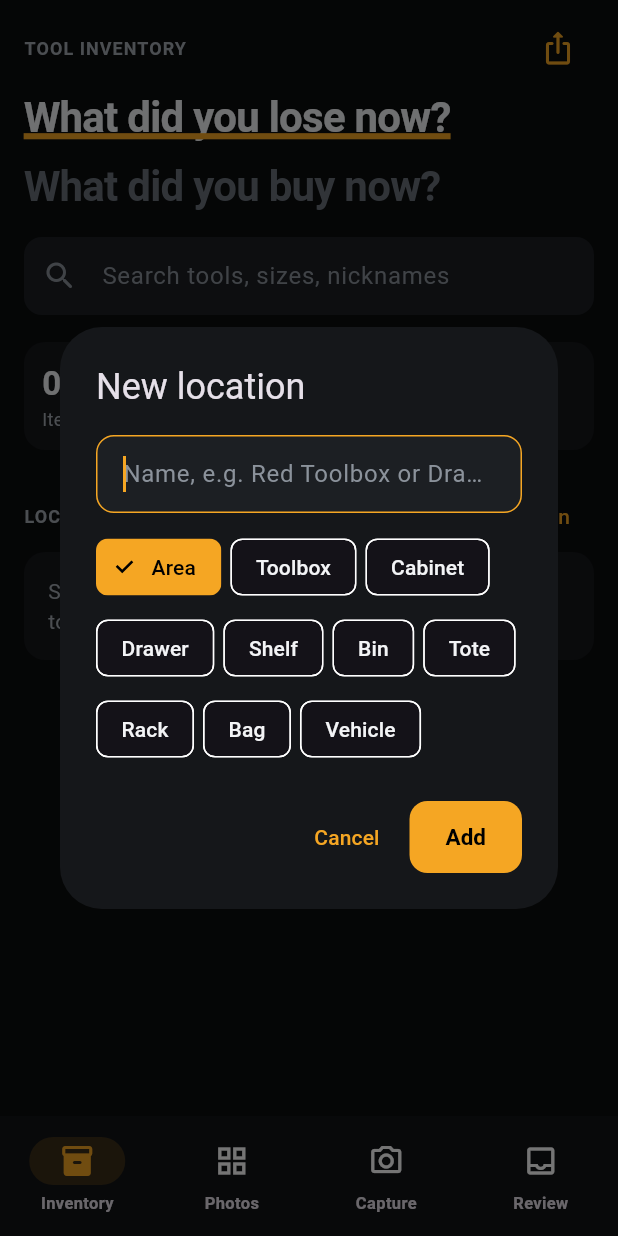
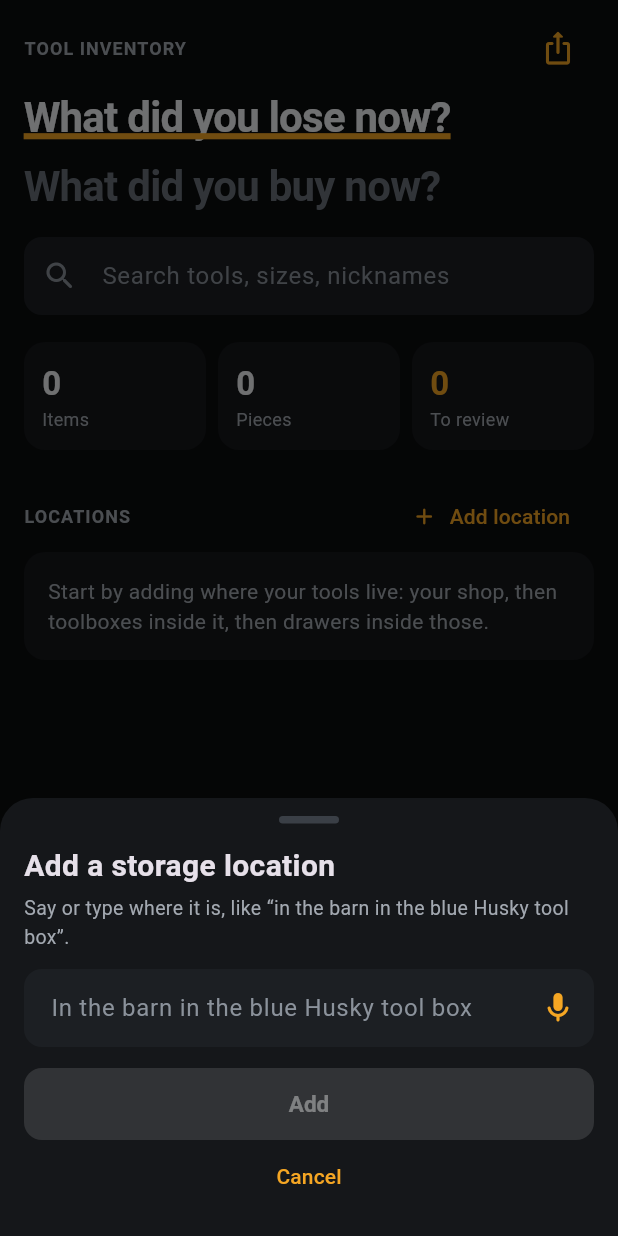
Before and after one commit to mcoope18/tool-inventory, a Flutter app: the screen it shows after launch, after a tap on "Add location", on a phone screen of 412 x 824 dp. Run offline on Flutter 3.47's test engine with Material 3 defaults, Android fonts, the phone set to English and light mode, and no system bars; our stand-ins replace image_picker, share_plus, speech_to_text; missing offline and left inert: google_mlkit_text_recognition.

Commit message:
Add a storage location by saying where it is, then photo-map it and add tools by voice or camera from a drawer
Co-Authored-By: Claude Opus 5.5 <noreply@anthropic.com>
Claude-Session: https://claude.ai/code/session_01CjTzQQDA1JWJbzqeHE6ams

```diff
--- a/lib/home.dart
+++ b/lib/home.dart
@@ -8,6 +8,7 @@ import 'storage_map.dart';
 import 'store.dart';
 import 'theme.dart';
 import 'voice.dart';
+import 'where.dart';
 import 'widgets.dart';
 
 class HomeScreen extends StatefulWidget {
@@ -170,7 +171,7 @@ class _HomeScreenState extends State<HomeScreen> {
               Row(children: [
                 const Text('LOCATIONS', style: sectionLabel),
                 const Spacer(),
-                TextButton.icon(onPressed: () => newLocationDialog(context), icon: const Icon(Icons.add_rounded, size: 18), label: const Text('Add location')),
+                TextButton.icon(onPressed: () => addLocationFlow(context, onShootHere: widget.onGoCapture), icon: const Icon(Icons.add_rounded, size: 18), label: const Text('Add location')),
               ]),
               if (roots.isEmpty)
                 Container(
--- /dev/null
+++ b/lib/where.dart
@@ -0,0 +1,225 @@
+// "Add a storage location" by voice or text:
+// "in the barn in the blue Husky tool box" → Barn › Blue Husky Tool Box,
+// reusing places that already exist, then straight into photo mapping.
+
+import 'package:flutter/material.dart';
+
+import 'location.dart';
+import 'models.dart';
+import 'storage_map.dart';
+import 'store.dart';
+import 'theme.dart';
+import 'voice.dart';
+
+class _Seg {
+  final String name;
+  final String kind;
+  final int rank; // 0 building/area, 1 vehicle, 2 big container, 3 inner spot
+  _Seg(this.name, this.kind, this.rank);
+}
+
+const _kindWords = [
+  // phrase, kind, rank
+  ['storage unit', 'Area', 0],
+  ['barn', 'Area', 0],
+  ['shop', 'Area', 0],
+  ['garage', 'Area', 0],
+  ['shed', 'Area', 0],
+  ['building', 'Area', 0],
+  ['warehouse', 'Area', 0],
+  ['basement', 'Area', 0],
+  ['office', 'Area', 0],
+  ['room', 'Area', 0],
+  ['bay', 'Area', 0],
+  ['truck', 'Vehicle', 1],
+  ['trailer', 'Vehicle', 1],
+  ['van', 'Vehicle', 1],
+  ['tool box', 'Toolbox', 2],
+  ['toolbox', 'Toolbox', 2],
+  ['tool chest', 'Toolbox', 2],
+  ['chest', 'Toolbox', 2],
+  ['roll cab', 'Toolbox', 2],
+  ['rolling cabinet', 'Toolbox', 2],
+  ['cart', 'Toolbox', 2],
+  ['cabinet', 'Cabinet', 2],
+  ['locker', 'Cabinet', 2],
+  ['wire rack', 'Rack', 2],
+  ['rack', 'Rack', 2],
+  ['shelving', 'Rack', 2],
+  ['shelves', 'Rack', 2],
+  ['workbench', 'Cabinet', 2],
+  ['bench', 'Cabinet', 2],
+  ['bag', 'Bag', 3],
+  ['bucket', 'Bin', 3],
+  ['tote', 'Tote', 3],
+  ['bin', 'Bin', 3],
+  ['drawer', 'Drawer', 3],
+  ['shelf', 'Shelf', 3],
+];
+
+String _title(String s) => s
+    .split(' ')
+    .where((w) => w.isNotEmpty)
+    .map((w) => w.length <= 2 && w != 'of' ? w.toUpperCase() : w[0].toUpperCase() + w.substring(1))
+    .join(' ');
+
+/// Splits a spoken place into nested segments, outermost first.
+List<_Seg> parsePlace(String said) {
+  var s = said.toLowerCase().replaceAll(RegExp(r'[.!?]'), ' ');
+  s = s.replaceFirst(RegExp(r"^\s*(?:it's|its|it is|they're|put it|put them|add|new location|location)\s+"), '');
+  final raw = s
+      .split(RegExp(r',|>|\binside of\b|\binside\b|\bin\b|\bon\b|\bat\b|\bunder\b|\bwithin\b'))
+      .map((p) => p.replaceAll(RegExp(r'^\s*(?:the|a|an|my|our)\s+'), '').replaceAll(RegExp(r'\s+(?:the|a|an|my|our)\s*$'), '').trim())
+      .where((p) => p.length > 1)
+      .toList();
+  final segs = <_Seg>[];
+  for (final p in raw) {
+    var kind = 'Area', rank = 2;
+    for (final k in _kindWords) {
+      if (RegExp('\\b${k[0]}s?\\b').hasMatch(p)) {
+        kind = k[1] as String;
+        rank = k[2] as int;
+        break;
+      }
+    }
+    segs.add(_Seg(_title(p), kind, rank));
+  }
+  // Order outer → inner regardless of how it was said.
+  final indexed = segs.asMap().entries.toList()..sort((a, b) => a.value.rank != b.value.rank ? a.value.rank.compareTo(b.value.rank) : a.key.compareTo(b.key));
+  return indexed.map((e) => e.value).toList();
+}
+
+String _n(String s) => Store.norm(s).replaceAll('tool box', 'toolbox');
+
+Loc? _find(String name, String? parent) {
+  final want = _n(name);
+  for (final l in store.children(parent)) {
+    final have = _n(l.name);
+    if (have == want || have.contains(want) || want.contains(have)) return l;
+  }
+  return null;
+}
+
+/// Opens the "where is it?" sheet. After creating, offers to map it from a photo
+/// and opens the new location so you can tap a drawer and add tools.
+Future<void> addLocationFlow(BuildContext context, {required VoidCallback onShootHere}) async {
+  final result = await showModalBottomSheet<Loc>(
+    context: context,
+    isScrollControlled: true,
+    backgroundColor: kSurface,
+    shape: const RoundedRectangleBorder(borderRadius: BorderRadius.vertical(top: Radius.circular(22))),
+    builder: (_) => const _WhereSheet(),
+  );
+  if (result == null || !context.mounted) return;
+  final mappable = ['Toolbox', 'Cabinet', 'Rack'].contains(result.kind);
+  if (mappable && result.mapPhoto == null) {
+    final go = await showDialog<bool>(
+      context: context,
+      builder: (c) => AlertDialog(
+        backgroundColor: kSurface,
+        title: Text('Snap ${result.name}?'),
+        content: const Text('Take one photo of the front. The app finds and names each drawer so you can tap one to add tools.'),
+        actions: [
+          TextButton(onPressed: () => Navigator.pop(c, false), child: const Text('Later')),
+          FilledButton(style: amberBtn(), onPressed: () => Navigator.pop(c, true), child: const Text('Take photo')),
+        ],
+      ),
+    );
+    if (go == true && context.mounted) await startMapSetup(context, result);
+  }
+  if (!context.mounted) return;
+  await Navigator.push(context, MaterialPageRoute(builder: (_) => LocationScreen(id: result.id, onShootHere: onShootHere)));
+}
+
+class _WhereSheet extends StatefulWidget {
+  const _WhereSheet();
+  @override
+  State<_WhereSheet> createState() => _WhereSheetState();
+}
+
+class _WhereSheetState extends State<_WhereSheet> {
+  final _ctrl = TextEditingController();
+  List<_Seg> _segs = [];
+
+  void _update(String t) => setState(() => _segs = parsePlace(t));
+
+  Future<void> _say() async {
+    final said = await listenSheet(context, title: 'Where is it?', hint: 'e.g. “in the barn in the blue Husky tool box”');
+    if (said == null || said.isEmpty) return;
+    _ctrl.text = said;
+    _update(said);
+  }
+
+  Loc _create() {
+    String? parent;
+    Loc? last;
+    for (final s in _segs) {
+      final found = _find(s.name, parent);
+      last = found ?? store.addLoc(s.name, s.kind, parent);
+      parent = last.id;
+    }
+    return last!;
+  }
+
+  @override
+  Widget build(BuildContext context) {
+    // Preview: which parts exist already and which are new.
+    String? parent;
+    final rows = <Widget>[];
+    for (final s in _segs) {
+      final found = _find(s.name, parent);
+      rows.add(Padding(
+        padding: EdgeInsets.only(left: 16.0 * rows.length, bottom: 6),
+        child: Row(children: [
+          Icon(found != null ? Icons.check_circle_rounded : Icons.add_circle_rounded, size: 18, color: found != null ? kBlue : kAmber),
+          const SizedBox(width: 8),
+          Expanded(child: Text(found?.name ?? s.name, style: const TextStyle(fontWeight: FontWeight.w600))),
+          Text(found != null ? 'already there' : 'new · ${s.kind}', style: const TextStyle(color: kText2, fontSize: 12)),
+        ]),
+      ));
+      parent = found?.id;
+    }
+    return Padding(
+      padding: EdgeInsets.fromLTRB(16, 12, 16, 16 + MediaQuery.of(context).viewInsets.bottom),
+      child: Column(mainAxisSize: MainAxisSize.min, crossAxisAlignment: CrossAxisAlignment.stretch, children: [
+        Center(child: Container(width: 40, height: 5, decoration: BoxDecoration(color: const Color(0xFF3A3F46), borderRadius: BorderRadius.circular(3)))),
+        const SizedBox(height: 14),
+        const Text('Add a storage location', style: TextStyle(fontSize: 20, fontWeight: FontWeight.w700)),
+        const SizedBox(height: 4),
+        const Text('Say or type where it is, like “in the barn in the blue Husky tool box”.', style: TextStyle(color: kText2, fontSize: 13)),
+        const SizedBox(height: 12),
+        TextField(
+          controller: _ctrl,
+          onChanged: _update,
+          textCapitalization: TextCapitalization.sentences,
+          decoration: inputDeco('In the barn in the blue Husky tool box',
+              suffix: IconButton(onPressed: _say, icon: const Icon(Icons.mic_rounded, color: kAmber), tooltip: 'Say it')),
+        ),
+        const SizedBox(height: 14),
+        if (_segs.isNotEmpty) ...[
+          const Text('THIS WILL BE', style: sectionLabel),
+          const SizedBox(height: 8),
+          ...rows,
+          const SizedBox(height: 10),
+        ],
+        FilledButton(
+          onPressed: _segs.isEmpty ? null : () => Navigator.pop(context, _create()),
+          style: amberBtn(),
+          child: Text(_segs.isEmpty ? 'Add' : 'Add ${_segs.last.name}'),
+        ),
+        TextButton(
+          onPressed: () => Navigator.pop(context),
+          child: const Text('Cancel'),
+        ),
+      ]),
+    );
+  }
+}
+
+/// Quick "add a tool here" by voice, used on a drawer's page.
+Future<void> sayToolHere(BuildContext context, Loc where, Item Function(String said) build) async {
+  final said = await listenSheet(context, title: 'What are you putting in ${where.name}?', hint: 'e.g. “three half inch carbide end mills, I call them the roughers”');
+  if (said == null || said.isEmpty || !context.mounted) return;
+  final it = store.addItem(build(said));
+  toast(context, 'Added ${it.name} to ${store.short(where.id)}');
+}
```
Also changed, not shown: lib/location.dart (+40 -0 lines).
